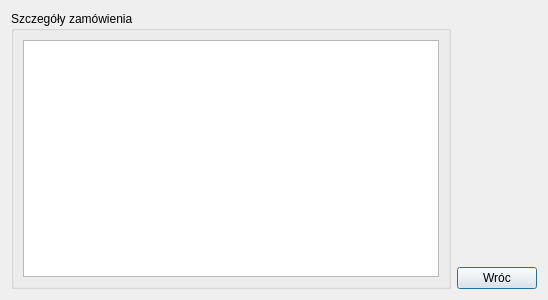
This is Hurtownia/szczegolyzamowienia.ui in korredMS/projekt as Qt 5 draws it before an edit. The edited form follows.
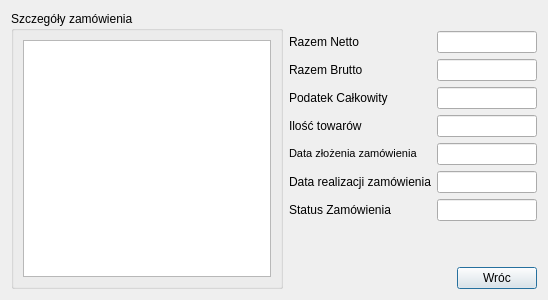
This is the edited form.

What changed in the file:
```diff
--- a/Hurtownia/szczegolyzamowienia.ui
+++ b/Hurtownia/szczegolyzamowienia.ui
@@ -15,7 +15,7 @@
   </property>
   <layout class="QGridLayout" name="gridLayout">
    <item row="0" column="0">
-    <layout class="QHBoxLayout" name="horizontalLayout">
+    <layout class="QHBoxLayout" name="horizontalLayout_3">
      <item>
       <widget class="QGroupBox" name="groupBox">
        <property name="title">
@@ -29,8 +29,116 @@
       </widget>
      </item>
      <item>
+      <layout class="QVBoxLayout" name="verticalLayout_5">
+       <item>
+        <layout class="QVBoxLayout" name="verticalLayout_4">
+         <item>
+          <spacer name="verticalSpacer_2">
+           <property name="orientation">
+            <enum>Qt::Vertical</enum>
+           </property>
+           <property name="sizeType">
+            <enum>QSizePolicy::Preferred</enum>
+           </property>
+           <property name="sizeHint" stdset="0">
+            <size>
+             <width>20</width>
+             <height>20</height>
+            </size>
+           </property>
+          </spacer>
+         </item>
+         <item>
+          <layout class="QHBoxLayout" name="horizontalLayout">
+           <item>
+            <layout class="QVBoxLayout" name="verticalLayout_2">
+             <item>
+              <widget class="QLabel" name="label">
+               <property name="text">
+                <string>Razem Netto</string>
+               </property>
+              </widget>
+             </item>
+             <item>
+              <widget class="QLabel" name="label_2">
+               <property name="text">
+                <string>Razem Brutto</string>
+               </property>
+              </widget>
+             </item>
+             <item>
+              <widget class="QLabel" name="label_3">
+               <property name="text">
+                <string>Podatek Całkowity</string>
+               </property>
+              </widget>
+             </item>
+             <item>
+              <widget class="QLabel" name="label_5">
+               <property name="text">
+                <string>Ilość towarów</string>
+               </property>
+              </widget>
+             </item>
+             <item>
+              <widget class="QLabel" name="label_4">
+               <property name="text">
+                <string>&lt;!DOCTYPE HTML PUBLIC &quot;-//W3C//DTD HTML 4.0//EN&quot; &quot;http://www.w3.org/TR/REC-html40/strict.dtd&quot;&gt;
+&lt;html&gt;&lt;head&gt;&lt;meta name=&quot;qrichtext&quot; content=&quot;1&quot; /&gt;&lt;style type=&quot;text/css&quot;&gt;
+p, li { white-space: pre-wrap; }
+&lt;/style&gt;&lt;/head&gt;&lt;body style=&quot; font-family:'MS Shell Dlg 2'; font-size:8.25pt; font-weight:400; font-style:normal;&quot;&gt;
+&lt;p style=&quot; margin-top:0px; margin-bottom:0px; margin-left:0px; margin-right:0px; -qt-block-indent:0; text-indent:0px;&quot;&gt;&lt;span style=&quot; font-size:8pt;&quot;&gt;Data złożenia zamówienia&lt;/span&gt;&lt;/p&gt;&lt;/body&gt;&lt;/html&gt;</string>
+               </property>
+              </widget>
+             </item>
+             <item>
+              <widget class="QLabel" name="label_6">
+               <property name="text">
+                <string>Data realizacji zamówienia</string>
+               </property>
+              </widget>
+             </item>
+             <item>
+              <widget class="QLabel" name="label_7">
+               <property name="text">
+                <string>Status Zamówienia</string>
+               </property>
+              </widget>
+             </item>
+            </layout>
+           </item>
+           <item>
       <layout class="QVBoxLayout" name="verticalLayout">
        <item>
+              <widget class="QLineEdit" name="nettoEdit"/>
+             </item>
+             <item>
+              <widget class="QLineEdit" name="bruttoEdit"/>
+             </item>
+             <item>
+              <widget class="QLineEdit" name="podatekEdit"/>
+             </item>
+             <item>
+              <widget class="QLineEdit" name="iloscTowarowEdit"/>
+             </item>
+             <item>
+              <widget class="QLineEdit" name="dataZlozeniaEdit"/>
+             </item>
+             <item>
+              <widget class="QLineEdit" name="dataRalizacjiEdit"/>
+             </item>
+             <item>
+              <widget class="QLineEdit" name="statusEdit"/>
+             </item>
+            </layout>
+           </item>
+          </layout>
+         </item>
+        </layout>
+       </item>
+       <item>
+        <layout class="QVBoxLayout" name="verticalLayout_3">
+         <item>
         <spacer name="verticalSpacer">
          <property name="orientation">
           <enum>Qt::Vertical</enum>
@@ -44,11 +152,30 @@
         </spacer>
        </item>
        <item>
+          <layout class="QHBoxLayout" name="horizontalLayout_2">
+           <item>
+            <spacer name="horizontalSpacer">
+             <property name="orientation">
+              <enum>Qt::Horizontal</enum>
+             </property>
+             <property name="sizeHint" stdset="0">
+              <size>
+               <width>40</width>
+               <height>20</height>
+              </size>
+             </property>
+            </spacer>
+           </item>
+           <item>
         <widget class="QPushButton" name="szczegolyZamowienaWrocButton">
          <property name="text">
           <string>Wróc</string>
          </property>
         </widget>
+           </item>
+          </layout>
+         </item>
+        </layout>
        </item>
       </layout>
      </item>
```
Lines whose indentation alone changed are shown as unchanged.
